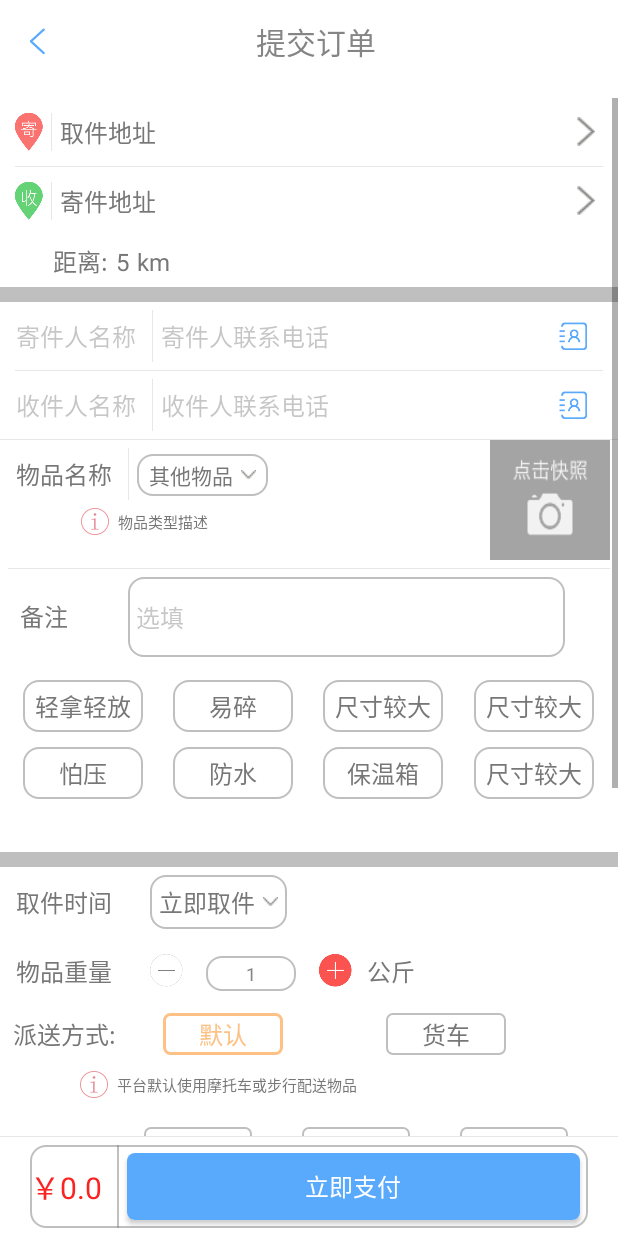
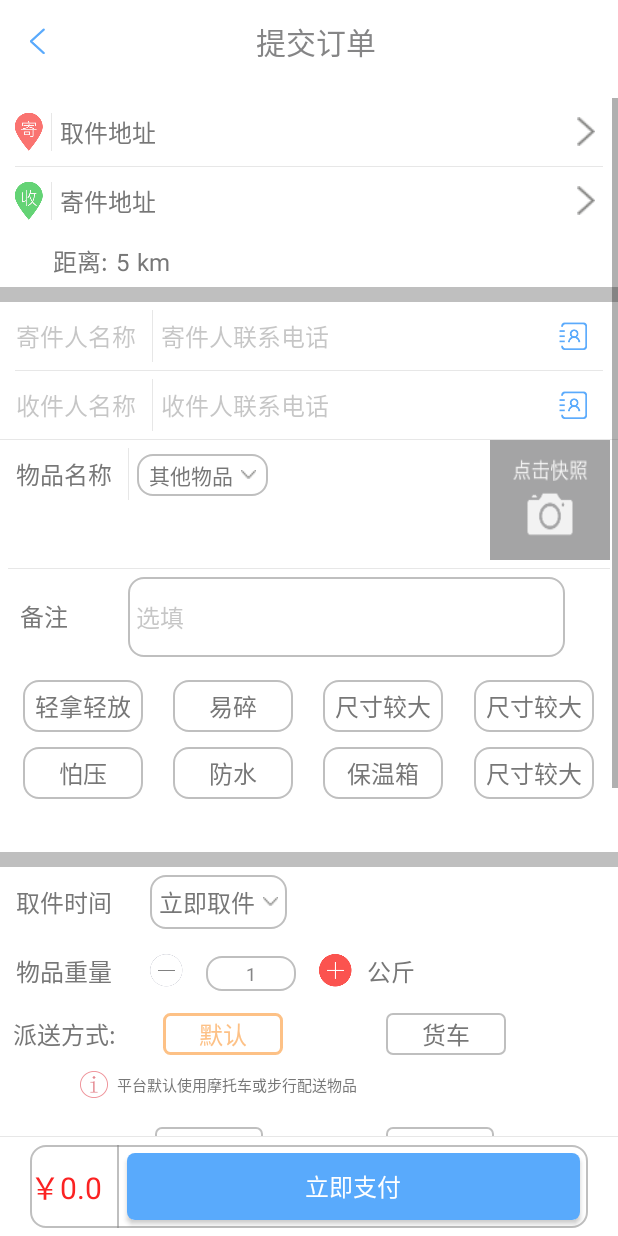
Before and after one commit to simpleso/supaiclientapp, an Android app: the SubmitOrderActivity screen opened directly, with no data from a screen before it, on a phone screen of 412 x 824 dp. Run offline under Robolectric (Android 15) with nearby library versions, the phone set to English and light mode, and no system bars; our stand-ins replace ButterKnife, CircleImageView; libraries missing offline, so code that uses them is left out: com.amap.api, com.anthonycr.grant, com.baoyz.actionsheet, com.igexin.sdk, com.testin.agent; pictures from the network do not load; 4 statements that could not run were skipped.

Commit message:
修改细节

```diff
--- a/app/src/main/AndroidManifest.xml
+++ b/app/src/main/AndroidManifest.xml
@@ -65,9 +65,9 @@
     <!-- 自定义权限 -->
 
 
-    <permission
+    <!--<permission
         android:name="getui.permission.GetuiService"
-        android:protectionLevel="normal" />
+        android:protectionLevel="normal" />-->
 
     <application
         android:name=".BaseApplication"
--- a/app/src/main/java/com/supaiclient/app/ui/fragment/goods/DetailsFragment.java
+++ b/app/src/main/java/com/supaiclient/app/ui/fragment/goods/DetailsFragment.java
@@ -268,12 +268,14 @@ public class DetailsFragment extends BaseFragment {
             tv_service.setText("￥" + orderDetailBean.getAddprice());
         }
 
-        if (orderDetailBean.getCpstyle().equals("0")) {
+        if (orderDetailBean.getCpstyle().equals("1")||
+                orderDetailBean.getCpstyle().equals("2")||
+                orderDetailBean.getCpstyle().equals("3")) {
             cb_mo.setTextColor(Color.rgb(0xFD, 0xC1, 0x86));
             cb_mo.setChecked(true);
             cb_hc.setTextColor(Color.rgb(0x77, 0x77, 0x77));
             cb_hc.setChecked(false);
-        } else if (orderDetailBean.getCpstyle().equals("1")) {
+        } else if (orderDetailBean.getCpstyle().equals("4")) {
             cb_hc.setTextColor(Color.rgb(0xFD, 0xC1, 0x86));
             cb_mo.setChecked(false);
             cb_mo.setTextColor(Color.rgb(0x77, 0x77, 0x77));
--- a/app/src/main/java/com/supaiclient/app/util/PayUtil.java
+++ b/app/src/main/java/com/supaiclient/app/util/PayUtil.java
@@ -308,8 +308,9 @@ public class PayUtil {
 
                         BaseApplication.getInstance().onumber = onumber;
 
+
                         // 默认 数据
-                        // needpay = "0.01";
+                       // needpay = "0.01";
 
                         //   L.e(needpay + "----------");
 
@@ -358,7 +359,7 @@ public class PayUtil {
                         snedSign = jsonObject.getString("sign");
 
                         // 默认 数据
-                        //  needpay = "0.01";
+                       // needpay = "0.01";
 
                         L.e(needpay + "----------");
 
--- a/app/src/main/res/layout/activity_submitorder.xml
+++ b/app/src/main/res/layout/activity_submitorder.xml
@@ -390,6 +390,7 @@
                             android:layout_height="wrap_content"
                             android:drawableLeft="@mipmap/remind"
                             android:text="物品类型描述"
+                            android:visibility="gone"
                             android:drawablePadding="5dp"
                             android:gravity="center_vertical"
                             android:textColor="@color/base_black_02"
@@ -769,6 +770,7 @@
                     android:inputType="number"
                     android:paddingBottom="3dp"
                     android:paddingTop="3dp"
+                    android:maxLength="3"
                     android:text="1"
                     android:textColor="@color/base_black_01"
                     android:textSize="@dimen/basesize03" />
@@ -972,7 +974,7 @@
                         <TextView
                             android:layout_width="0dp"
                             android:layout_height="wrap_content"
-                            android:layout_weight="0.5" />
+                            android:layout_weight="0.3" />
 
                         <CheckBox
                             android:id="@+id/rb_jc"
@@ -1011,12 +1013,14 @@
                             android:layout_height="wrap_content"
                             android:background="@drawable/sp_submitorder_bg"
                             android:button="@null"
+                            android:visibility="gone"
                             android:text="垫付款项"
                             android:textColor="@color/base_black_02"
                             android:textSize="@dimen/basesize02" />
 
                         <TextView
                             android:layout_width="0dp"
+                            android:visibility="gone"
                             android:layout_height="wrap_content"
                             android:layout_weight="1" />
                         <!--</RadioGroup>-->
@@ -1064,6 +1068,7 @@
                     android:drawablePadding="5dp"
                     android:gravity="center_vertical"
                     android:text="物品类型描述"
+                    android:visibility="gone"
                     android:textColor="@color/base_black_02"
                     android:textSize="@dimen/basesize05" />
             </LinearLayout>
@@ -1110,6 +1115,7 @@
                     android:inputType="number"
                     android:paddingBottom="3dp"
                     android:paddingTop="3dp"
+                    android:maxLength="3"
                     android:text="0"
                     android:textColor="@color/base_black_01"
                     android:textSize="@dimen/basesize03" />
--- a/app/src/main/res/values/strings.xml
+++ b/app/src/main/res/values/strings.xml
@@ -22,4 +22,8 @@
     <string name="user">个人中心</string>
     <string name="myIntegral">我的积分</string>
 
+    <string name="dingdanhuizhi">需要支付订单里程家的30%服务费</string>
+    <string name="wupingbanyun">物品搬运需要支付10元的服务费</string>
+    <string name="dianfukuanxiang">垫付款项需要支付5元服务费</string>
+
 </resources>
```
Also changed, not shown: app/src/main/java/com/supaiclient/app/ui/activity/order/SubmitOrderActivity.java (+55 -13 lines), app/src/main/java/com/supaiclient/app/ui/base/BaseFragment.java (+5 -5 lines), app/src/main/java/com/supaiclient/app/ui/fragment/goods/HistoryFragment.java (+4 -4 lines), 1 other file.
